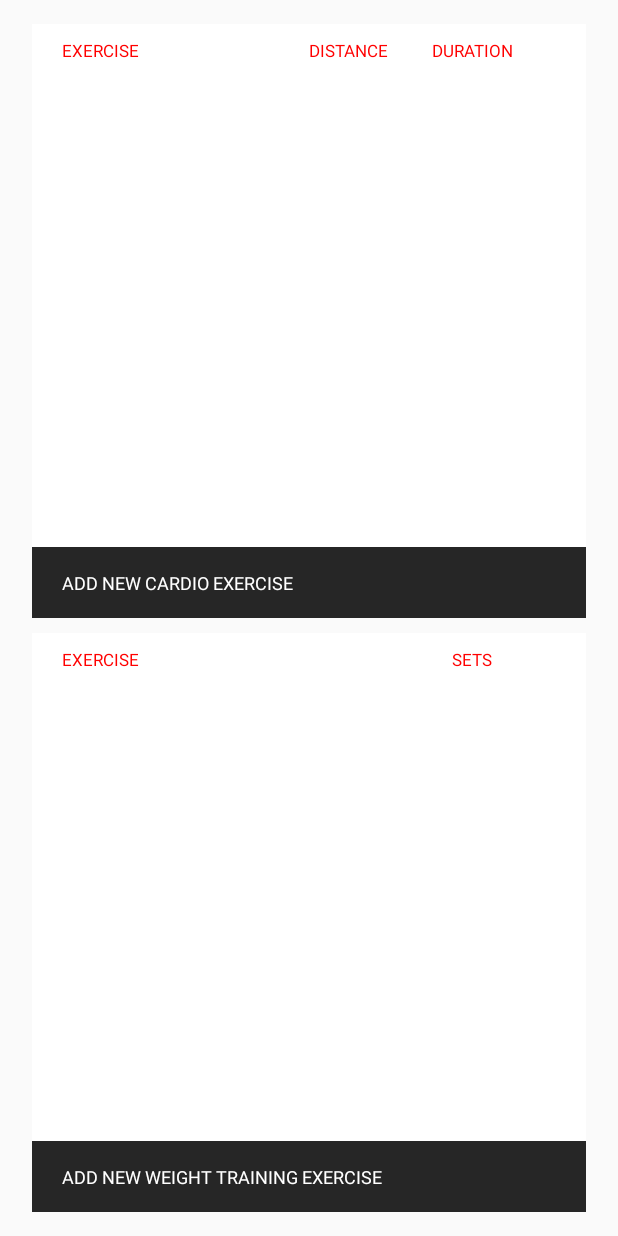
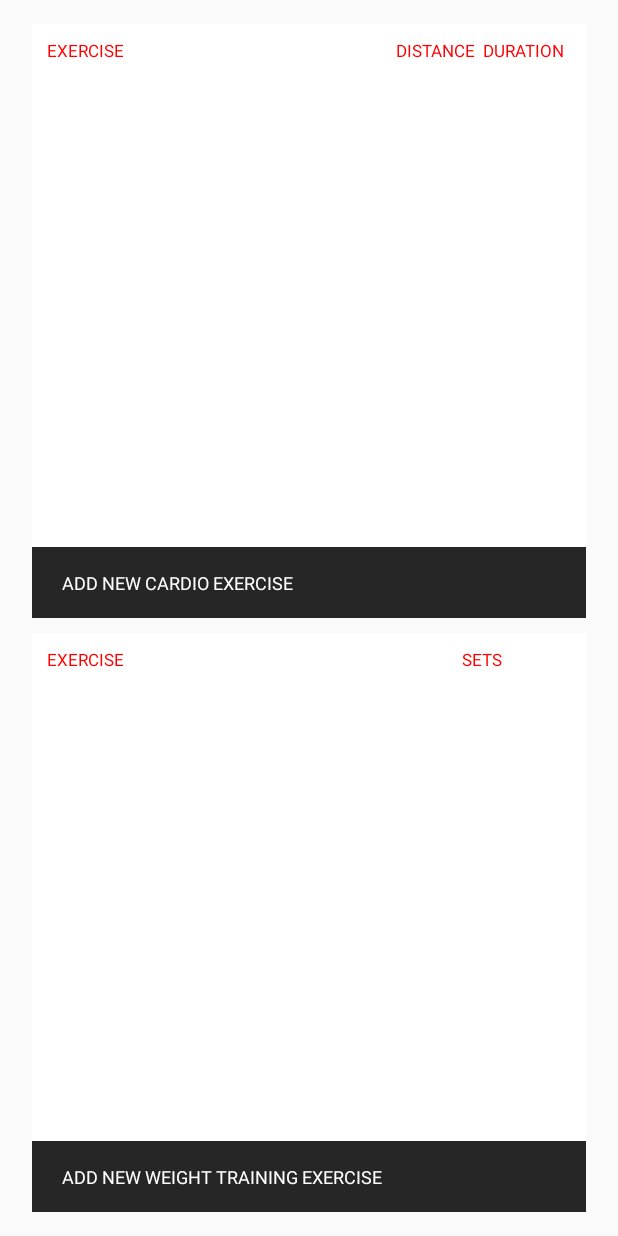
Before and after one commit to CollaborativeProductions/Izzo, an Android app: the layout activity_new_program_details.xml on its own in the app's theme, with its tools: preview values and no code run, on a phone screen of 412 x 824 dp. Run offline under Robolectric (Android 15) with nearby library versions, the phone set to English and light mode, and no system bars.

Commit message:
- Exercise object to handle all interactions with Exercise model - Create CardioExerciseArrayAdapter for list view to handle cardio exercises - Create XML layout resources to handle cardio exercises and weight training exercises

```diff
--- a/app/src/main/java/com/six/the/from/izzo/models/Exercise.java
+++ b/app/src/main/java/com/six/the/from/izzo/models/Exercise.java
@@ -8,7 +8,7 @@ public class Exercise {
     private int distance;
     private int[] sets;
 
-    public Exercise(String name, int duration, int distance) {
+    public Exercise(String name, int distance, int duration) {
         this.name = name;
         this.type = "Cardio";
         this.duration = duration;
--- a/app/src/main/res/layout/activity_new_program_details.xml
+++ b/app/src/main/res/layout/activity_new_program_details.xml
@@ -40,13 +40,13 @@
                 android:layout_height="wrap_content"
                 android:layout_alignParentTop="true"
                 android:paddingTop="10dp"
-                android:paddingBottom="5dp"
-                android:paddingStart="20dp"
-                android:paddingEnd="20dp"
+                android:paddingBottom="10dp"
+                android:paddingStart="10dp"
+                android:paddingEnd="10dp"
                 android:orientation="horizontal"
                 android:background="@color/white">
                 <TextView
-                    android:layout_width="wrap_content"
+                    android:layout_width="0dp"
                     android:layout_height="wrap_content"
                     android:layout_weight="4"
                     android:text="@string/lbl_exercise"
@@ -54,7 +54,7 @@
                     android:textSize="11sp"
                     android:textAllCaps="true" />
                 <TextView
-                    android:layout_width="wrap_content"
+                    android:layout_width="0dp"
                     android:layout_height="wrap_content"
                     android:layout_weight="1"
                     android:text="@string/lbl_distance"
@@ -62,7 +62,7 @@
                     android:textSize="11sp"
                     android:textAllCaps="true" />
                 <TextView
-                    android:layout_width="wrap_content"
+                    android:layout_width="0dp"
                     android:layout_height="wrap_content"
                     android:layout_weight="1"
                     android:text="@string/lbl_duration"
@@ -112,9 +112,9 @@
                 android:layout_height="wrap_content"
                 android:layout_alignParentTop="true"
                 android:paddingTop="10dp"
-                android:paddingBottom="5dp"
-                android:paddingStart="20dp"
-                android:paddingEnd="20dp"
+                android:paddingBottom="10dp"
+                android:paddingStart="10dp"
+                android:paddingEnd="10dp"
                 android:orientation="horizontal"
                 android:background="@color/white">
                 <TextView
```
Also changed, not shown: app/src/main/java/com/six/the/from/izzo/ui/NewProgramDetailsActivity.java (+12 -5 lines), app/src/main/java/com/six/the/from/izzo/util/CardioExerciseArrayAdapter.java (added, +42 -0 lines), app/src/main/res/layout/cardio_exercise_list_item.xml (added, +31 -0 lines), app/src/main/res/layout/weighttraining_exercise_list_item.xml (added, +22 -0 lines).
